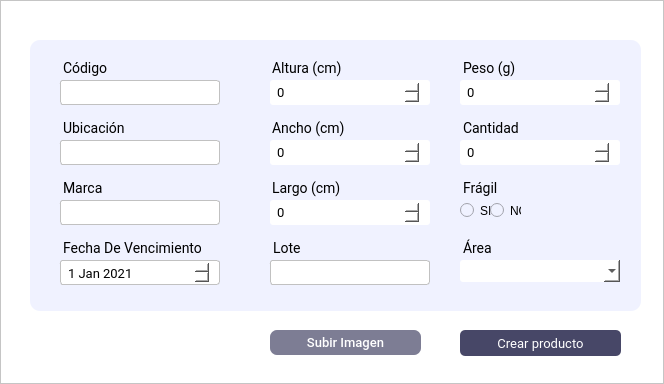
Qt form Interfaces/main/nuevo_producto_ui.ui (juanignaciocansillieri/Proyecto-Final) before a commit.
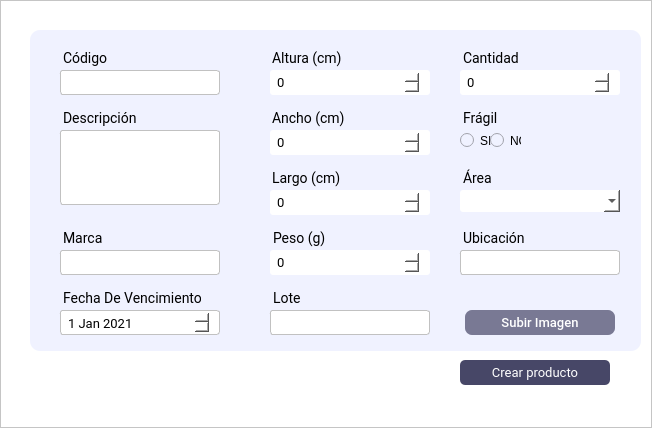
The same form after that commit.

Commit message: CORRECCIÓN NUEVO PRODUCTO

Diff of the .ui file:
```diff
--- a/Interfaces/main/nuevo_producto_ui.ui
+++ b/Interfaces/main/nuevo_producto_ui.ui
@@ -6,8 +6,8 @@
    <rect>
     <x>0</x>
     <y>0</y>
-    <width>664</width>
-    <height>384</height>
+    <width>652</width>
+    <height>428</height>
    </rect>
   </property>
   <property name="windowTitle">
@@ -58,9 +58,9 @@
        <property name="geometry">
         <rect>
          <x>30</x>
-         <y>40</y>
+         <y>30</y>
          <width>611</width>
-         <height>271</height>
+         <height>321</height>
         </rect>
        </property>
        <property name="maximumSize">
@@ -84,7 +84,7 @@
         <property name="geometry">
          <rect>
           <x>420</x>
-          <y>70</y>
+          <y>10</y>
           <width>158</width>
           <height>27</height>
          </rect>
@@ -147,46 +147,6 @@
          <string>Ancho (cm)</string>
         </property>
        </widget>
-       <widget class="QLineEdit" name="ubicacion_input">
-        <property name="geometry">
-         <rect>
-          <x>20</x>
-          <y>100</y>
-          <width>170</width>
-          <height>25</height>
-         </rect>
-        </property>
-        <property name="minimumSize">
-         <size>
-          <width>0</width>
-          <height>0</height>
-         </size>
-        </property>
-        <property name="maximumSize">
-         <size>
-          <width>16777215</width>
-          <height>25</height>
-         </size>
-        </property>
-        <property name="styleSheet">
-         <string notr="true">QLineEdit{
-background-color: #fff;
-border: 0.5px solid #c1c1c1;
-border-radius: 3px;
-padding: 4 5px;
-color: #fff;
-font-family:Roboto;
-font-size:13px;
-font-weight: 400;
-margin-left: 10px;
-
-}
-</string>
-        </property>
-        <property name="placeholderText">
-         <string/>
-        </property>
-       </widget>
        <widget class="QLabel" name="label_ubicacion">
         <property name="geometry">
          <rect>
@@ -211,7 +171,7 @@
 </string>
         </property>
         <property name="text">
-         <string>Ubicación</string>
+         <string>Descripción</string>
         </property>
        </widget>
        <widget class="QLabel" name="label_altura">
@@ -321,7 +281,7 @@
         <property name="geometry">
          <rect>
           <x>230</x>
-          <y>190</y>
+          <y>250</y>
           <width>154</width>
           <height>27</height>
          </rect>
@@ -353,8 +313,8 @@
        <widget class="QLabel" name="label_peso">
         <property name="geometry">
          <rect>
-          <x>420</x>
-          <y>10</y>
+          <x>230</x>
+          <y>190</y>
           <width>71</width>
           <height>27</height>
          </rect>
@@ -381,7 +341,7 @@
         <property name="geometry">
          <rect>
           <x>20</x>
-          <y>130</y>
+          <y>190</y>
           <width>100</width>
           <height>27</height>
          </rect>
@@ -441,7 +401,7 @@
         <property name="geometry">
          <rect>
           <x>230</x>
-          <y>220</y>
+          <y>280</y>
           <width>170</width>
           <height>25</height>
          </rect>
@@ -486,8 +446,8 @@
        <widget class="QSpinBox" name="peso_num">
         <property name="geometry">
          <rect>
-          <x>420</x>
-          <y>40</y>
+          <x>230</x>
+          <y>220</y>
           <width>170</width>
           <height>25</height>
          </rect>
@@ -599,7 +559,7 @@
         <property name="geometry">
          <rect>
           <x>420</x>
-          <y>100</y>
+          <y>40</y>
           <width>170</width>
           <height>25</height>
          </rect>
@@ -627,7 +587,7 @@
         <property name="geometry">
          <rect>
           <x>420</x>
-          <y>130</y>
+          <y>70</y>
           <width>90</width>
           <height>27</height>
          </rect>
@@ -660,7 +620,7 @@
         <property name="geometry">
          <rect>
           <x>430</x>
-          <y>160</y>
+          <y>100</y>
           <width>31</width>
           <height>21</height>
          </rect>
@@ -679,7 +639,7 @@
         <property name="geometry">
          <rect>
           <x>460</x>
-          <y>160</y>
+          <y>100</y>
           <width>31</width>
           <height>21</height>
          </rect>
@@ -698,7 +658,7 @@
         <property name="geometry">
          <rect>
           <x>420</x>
-          <y>190</y>
+          <y>130</y>
           <width>90</width>
           <height>27</height>
          </rect>
@@ -731,7 +691,7 @@
         <property name="geometry">
          <rect>
           <x>420</x>
-          <y>220</y>
+          <y>160</y>
           <width>170</width>
           <height>22</height>
          </rect>
@@ -753,7 +713,7 @@
         <property name="geometry">
          <rect>
           <x>20</x>
-          <y>190</y>
+          <y>250</y>
           <width>151</width>
           <height>27</height>
          </rect>
@@ -780,7 +740,7 @@
         <property name="geometry">
          <rect>
           <x>20</x>
-          <y>220</y>
+          <y>280</y>
           <width>170</width>
           <height>25</height>
          </rect>
@@ -814,7 +774,7 @@
         <property name="geometry">
          <rect>
           <x>20</x>
-          <y>160</y>
+          <y>220</y>
           <width>170</width>
           <height>25</height>
          </rect>
@@ -850,27 +810,118 @@
          <string/>
         </property>
        </widget>
-      </widget>
-      <widget class="QPushButton" name="subirFoto_btn">
-       <property name="geometry">
-        <rect>
-         <x>270</x>
-         <y>330</y>
-         <width>151</width>
-         <height>25</height>
-        </rect>
-       </property>
-       <property name="maximumSize">
-        <size>
-         <width>16777215</width>
-         <height>16777215</height>
-        </size>
-       </property>
-       <property name="cursor">
-        <cursorShape>PointingHandCursor</cursorShape>
-       </property>
-       <property name="styleSheet">
-        <string notr="true">QPushButton{
+       <widget class="QLabel" name="label_ubicacion_2">
+        <property name="geometry">
+         <rect>
+          <x>420</x>
+          <y>190</y>
+          <width>91</width>
+          <height>27</height>
+         </rect>
+        </property>
+        <property name="font">
+         <font>
+          <family>Roboto</family>
+          <pointsize>-1</pointsize>
+         </font>
+        </property>
+        <property name="styleSheet">
+         <string notr="true">font-family: Roboto;
+font-size: 14px;
+margin-top:10px;
+margin-left:10px
+
+</string>
+        </property>
+        <property name="text">
+         <string>Ubicación</string>
+        </property>
+       </widget>
+       <widget class="QLineEdit" name="ubicacion_input">
+        <property name="geometry">
+         <rect>
+          <x>420</x>
+          <y>220</y>
+          <width>170</width>
+          <height>25</height>
+         </rect>
+        </property>
+        <property name="minimumSize">
+         <size>
+          <width>0</width>
+          <height>0</height>
+         </size>
+        </property>
+        <property name="maximumSize">
+         <size>
+          <width>16777215</width>
+          <height>25</height>
+         </size>
+        </property>
+        <property name="styleSheet">
+         <string notr="true">QLineEdit{
+background-color: #fff;
+border: 0.5px solid #c1c1c1;
+border-radius: 3px;
+padding: 4 5px;
+color: #fff;
+font-family:Roboto;
+font-size:13px;
+font-weight: 400;
+margin-left: 10px;
+
+}
+</string>
+        </property>
+        <property name="placeholderText">
+         <string/>
+        </property>
+       </widget>
+       <widget class="QLineEdit" name="descripcion_input">
+        <property name="geometry">
+         <rect>
+          <x>20</x>
+          <y>100</y>
+          <width>170</width>
+          <height>75</height>
+         </rect>
+        </property>
+        <property name="styleSheet">
+         <string notr="true">QLineEdit{
+background-color: #fff;
+border: 0.5px solid #c1c1c1;
+border-radius: 3px;
+padding: 4 5px;
+color: #fff;
+font-family:Roboto;
+font-size:13px;
+font-weight: 400;
+margin-left: 10px;
+
+}
+</string>
+        </property>
+       </widget>
+       <widget class="QPushButton" name="subirFoto_btn">
+        <property name="geometry">
+         <rect>
+          <x>435</x>
+          <y>280</y>
+          <width>150</width>
+          <height>25</height>
+         </rect>
+        </property>
+        <property name="maximumSize">
+         <size>
+          <width>16777215</width>
+          <height>16777215</height>
+         </size>
+        </property>
+        <property name="cursor">
+         <cursorShape>PointingHandCursor</cursorShape>
+        </property>
+        <property name="styleSheet">
+         <string notr="true">QPushButton{
 background-color: rgba(71, 71, 103,180);
 border-radius: 7px;
 padding: 4 10px;
@@ -885,18 +936,19 @@
 color: #fff;
 
 }</string>
-       </property>
-       <property name="text">
-        <string>Subir Imagen</string>
-       </property>
+        </property>
+        <property name="text">
+         <string>Subir Imagen</string>
+        </property>
+       </widget>
       </widget>
       <widget class="QPushButton" name="crearprod_btn">
        <property name="geometry">
         <rect>
          <x>460</x>
-         <y>330</y>
-         <width>161</width>
-         <height>26</height>
+         <y>360</y>
+         <width>150</width>
+         <height>25</height>
         </rect>
        </property>
        <property name="font">
```
The commit also changes 1 other file.
